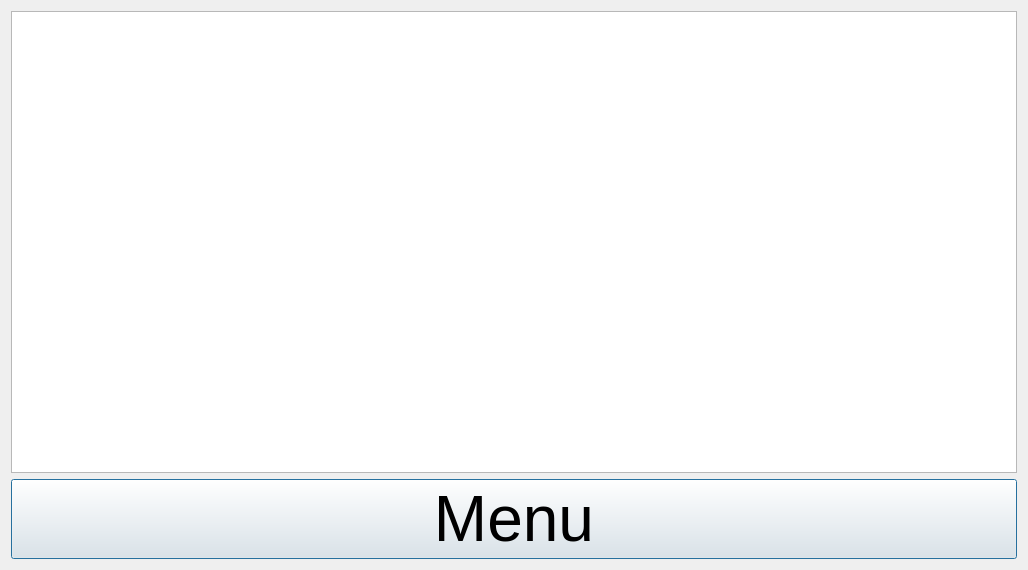
tvt21kmo-bank-project/group_3, file bankautomat/tilitapahtumat.ui: the form before one commit.
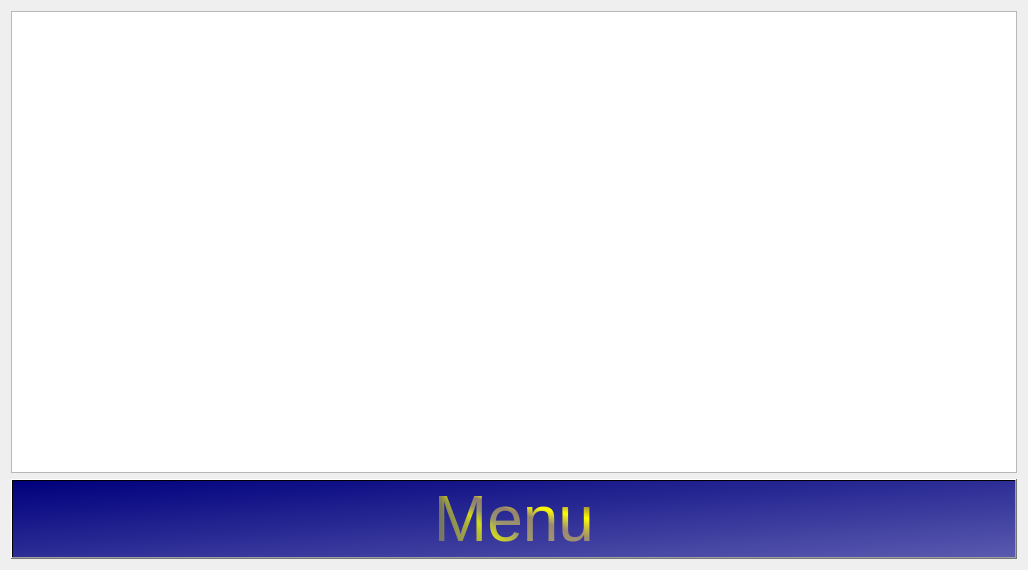
The form after the commit.

```diff
--- a/bankautomat/tilitapahtumat.ui
+++ b/bankautomat/tilitapahtumat.ui
@@ -37,29 +37,8 @@
       </font>
      </property>
      <property name="styleSheet">
-      <string notr="true">QPushButton {
-
-  background-color:  #C0C0C0;
-    border-style: outset;
-    border-width: 2px;
-    border-radius: 10px;
-    border-color: beige;
-    min-width: 10em;
-    padding: 6px;
-	color: black;
-}♣
-
-QPushButton:pressed {
-
-  background-color:  #808080;
-    border-style: outset;
-    border-width: 2px;
-    border-radius: 10px;
-    border-color: beige;
-    min-width: 10em;
-    padding: 6px;
-	color: black;
-}♣</string>
+      <string notr="true">background-color: qlineargradient(spread:pad, x1:0, y1:0, x2:1, y2:1, stop:0 rgba(0, 0, 125, 255), stop:1 rgba(90, 90, 175, 255));
+color: qconicalgradient(cx:0, cy:0, angle:135, stop:0 rgba(255, 255, 0, 69), stop:0.375 rgba(255, 255, 0, 69), stop:0.423533 rgba(251, 255, 0, 145), stop:0.45 rgba(247, 255, 0, 208), stop:0.477581 rgba(255, 244, 71, 130), stop:0.518717 rgba(255, 218, 71, 130), stop:0.55 rgba(255, 255, 0, 255), stop:0.57754 rgba(255, 203, 0, 130), stop:0.625 rgba(255, 255, 0, 69), stop:1 rgba(255, 255, 0, 69));</string>
      </property>
      <property name="text">
       <string>Menu</string>
```
